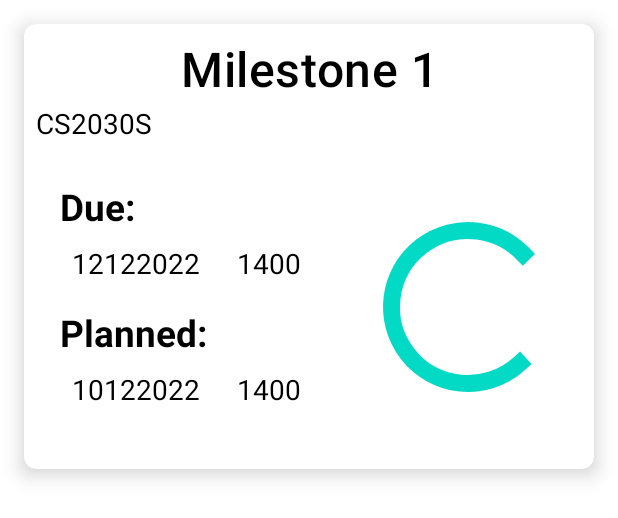
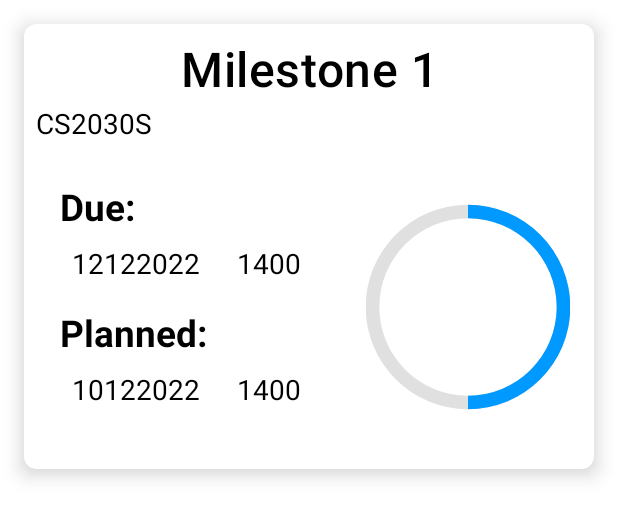
Before and after one commit to seanfirefox/TheGrumpyNUSFreshman, an Android app: the layout todotask.xml on its own in the app's theme, with its tools: preview values and no code run, on a phone screen of 412 x 824 dp. Shown: the top 518 px of the screen. Run offline under Robolectric (Android 15) with nearby library versions, the phone set to English and light mode, and no system bars; plain views replace AnyChartView; Roboto replaces fonts that are not available here.

Commit message:
Fixed Progress Bar indicator in To Do List

```diff
--- a/PlanNUS/app/src/main/java/com/example/plannus/Adaptors/ToDoListAdapter.java
+++ b/PlanNUS/app/src/main/java/com/example/plannus/Adaptors/ToDoListAdapter.java
@@ -56,8 +56,6 @@ public class ToDoListAdapter extends FirestoreRecyclerAdapter<ToDoTask, ToDoList
         holder.taskName.setText(task);
         holder.tagName.setText(moduleName);
 //        holder.status.setChart(pie);
-        holder.status.setVisibility(ProgressBar.VISIBLE);
-        holder.status.setIndeterminate(false);
         holder.status.setProgress(statInt);
         holder.dueDate.setText(deadlineDate);
         holder.dueTime.setText(deadlineTime);
--- /dev/null
+++ b/PlanNUS/app/src/main/res/drawable/custom_progress.xml
@@ -0,0 +1,29 @@
+<?xml version="1.0" encoding="utf-8"?>
+<layer-list xmlns:android="http://schemas.android.com/apk/res/android">
+    <item android:id="@android:id/background">
+        <shape
+            android:innerRadiusRatio="2.3"
+            android:shape="ring"
+            android:useLevel="false"
+            android:type="sweep"
+            android:thicknessRatio="15.0">
+            <solid android:color="#e0e0e0"/>
+        </shape>
+    </item>
+    <item android:id="@android:id/progress">
+        <rotate
+            android:pivotX="50%"
+            android:pivotY="50%"
+            android:fromDegrees="-90"
+            android:toDegrees="-90">
+            <shape
+                android:innerRadiusRatio="2.3"
+                android:shape="ring"
+                android:angle="0"
+                android:type="sweep"
+                android:thicknessRatio="15.0">
+                <solid android:color="#0099ff"/>
+            </shape>
+        </rotate>
+    </item>
+</layer-list>
--- a/PlanNUS/app/src/main/res/layout/todotask.xml
+++ b/PlanNUS/app/src/main/res/layout/todotask.xml
@@ -131,12 +131,14 @@
 <!--            </com.anychart.AnyChartView>-->
             <ProgressBar
                 android:id="@+id/statusInt"
+                style="?android:attr/progressBarStyleHorizontal"
                 android:layout_width="match_parent"
                 android:layout_height="match_parent"
                 android:text="50%"
                 android:indeterminate="false"
                 android:max="100"
-                android:progress="50"/>
+                android:progress="50"
+                android:progressDrawable="@drawable/custom_progress"/>
         </LinearLayout>
     </LinearLayout>
 </com.google.android.material.card.MaterialCardView>
```
